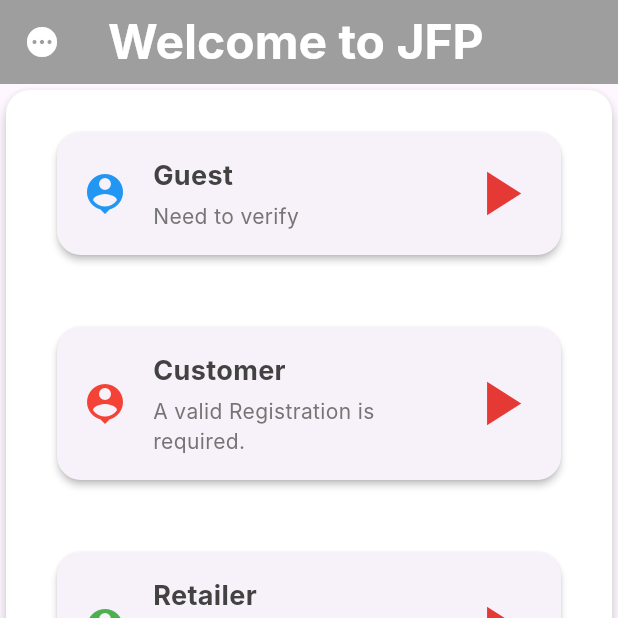
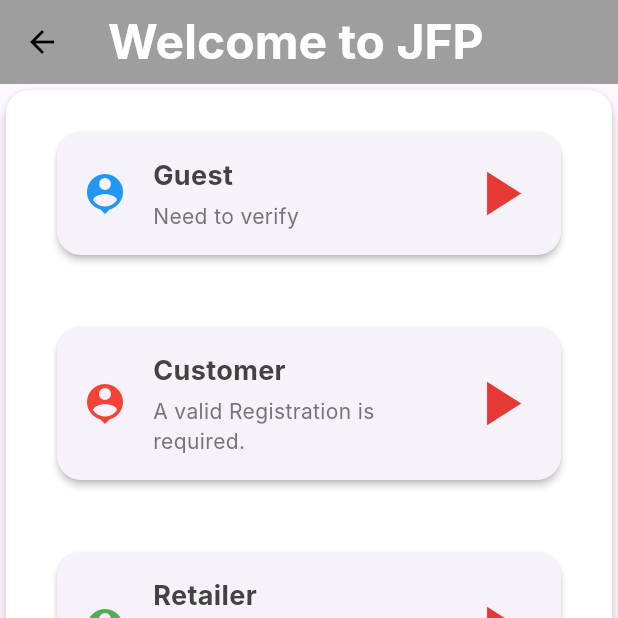
Before and after one commit to Souro-v/jfp, a Flutter app: the PreView screen opened directly, on a phone screen of 412 x 824 dp, the top half of it. Run offline on Flutter 3.47's test engine with Material 3 defaults, Android fonts, the phone set to English and light mode, and no system bars; Roboto replaces fonts that are missing (Inter).

Commit message:
16-09-2-2025(Changes)

```diff
--- a/lib/main.dart
+++ b/lib/main.dart
@@ -1,4 +1,5 @@
 import 'package:flutter/material.dart';
+import 'package:jfp/ui/loged_in/home_screen.dart';
 import 'package:jfp/ui/screens/pre_view.dart';
 
 void main() {
@@ -16,7 +17,7 @@
         fontFamily: 'Inter',
         useMaterial3: true,
       ),
-      home: const PreView(),
+      home: const HomeScreen(),
     );
   }
 }
--- a/lib/ui/screens/pre_view.dart
+++ b/lib/ui/screens/pre_view.dart
@@ -24,9 +24,10 @@
             color: Colors.white,
           ),
         ),
-        leading:
-        Icon(Icons.pending_rounded, color: Colors.white),
-
+        leading: IconButton(
+          icon: const Icon(Icons.arrow_back, color: Colors.black),
+          onPressed: () => Navigator.pop(context),
+        ),
       ),
 
       body:
--- a/lib/ui/screens/retailer_registration.dart
+++ b/lib/ui/screens/retailer_registration.dart
@@ -134,6 +134,7 @@
                   controller: _phoneController,
                   keyboardType: TextInputType.number,
                   decoration: InputDecoration(labelText: 'Phone Number ',
+                    prefixText: "+88",
                     contentPadding:
                     const EdgeInsets.symmetric(vertical: 10, horizontal: 15),
                     border: OutlineInputBorder(
```
Also changed, not shown: lib/ui/loged_in/home_screen.dart (+13 -3 lines).
